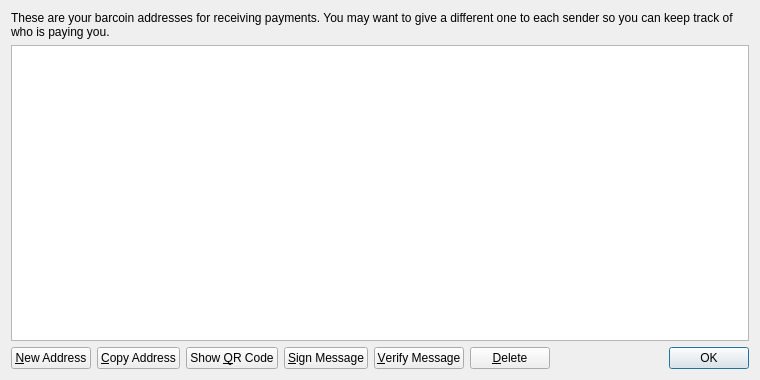
Old version of the form src/qt/forms/addressbookpage.ui in the repository vorocoin/vorocoin.
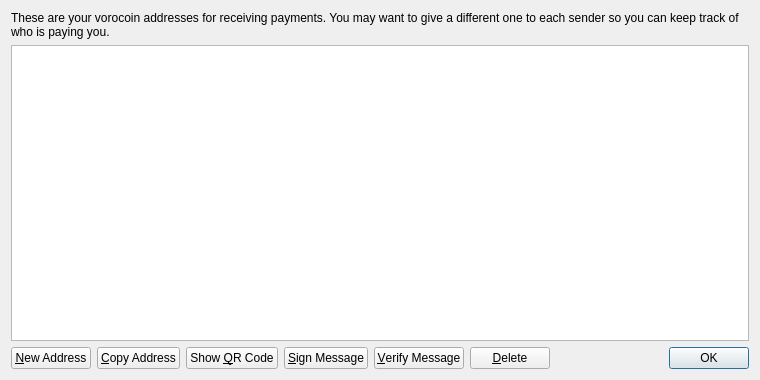
New version of the form. Icons and pictures are not drawn.

The edit to the form file:
```diff
--- a/src/qt/forms/addressbookpage.ui
+++ b/src/qt/forms/addressbookpage.ui
@@ -17,7 +17,7 @@
    <item>
     <widget class="QLabel" name="labelExplanation">
      <property name="text">
-      <string>These are your barcoin addresses for receiving payments. You may want to give a different one to each sender so you can keep track of who is paying you.</string>
+      <string>These are your vorocoin addresses for receiving payments. You may want to give a different one to each sender so you can keep track of who is paying you.</string>
      </property>
      <property name="textFormat">
       <enum>Qt::PlainText</enum>
```
